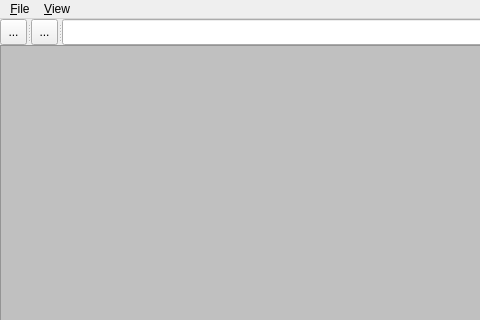
This is QuickViewer/catalog/catalogwindow.ui in kanryu/quickviewer as Qt 5 draws it before an edit; both pictures show x 0 to 480 and y 0 to 320 of the 713 by 683 pixel window. The edited form follows.
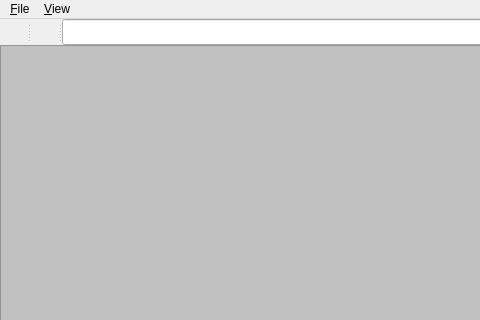
This is the edited form. Icons and pictures are not drawn.

What changed in the file:
```diff
--- a/QuickViewer/catalog/catalogwindow.ui
+++ b/QuickViewer/catalog/catalogwindow.ui
@@ -20,6 +20,13 @@
    <iconset resource="../toolbar.qrc">
     <normaloff>:/icons/catalog_icon</normaloff>:/icons/catalog_icon</iconset>
   </property>
+  <property name="styleSheet">
+   <string notr="true">QToolButton {
+    border-style: none;
+    padding 0px;
+}
+</string>
+  </property>
   <layout class="QVBoxLayout" name="verticalLayout">
    <property name="spacing">
     <number>0</number>
@@ -80,7 +87,7 @@
        <string>FolderViewSelect</string>
       </property>
       <property name="text">
-       <string>...</string>
+       <string/>
       </property>
       <property name="icon">
        <iconset resource="../toolbar.qrc">
@@ -115,8 +122,11 @@
       <property name="accessibleDescription">
        <string/>
       </property>
+      <property name="styleSheet">
+       <string notr="true"/>
+      </property>
       <property name="text">
-       <string>...</string>
+       <string/>
       </property>
       <property name="icon">
        <iconset resource="../toolbar.qrc">
```
Left out of the diff: 19 changed lines with no effect on the pictures.
